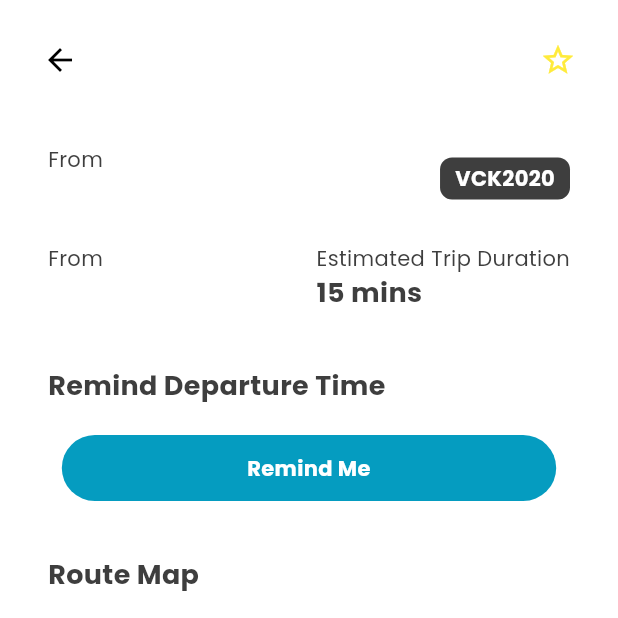
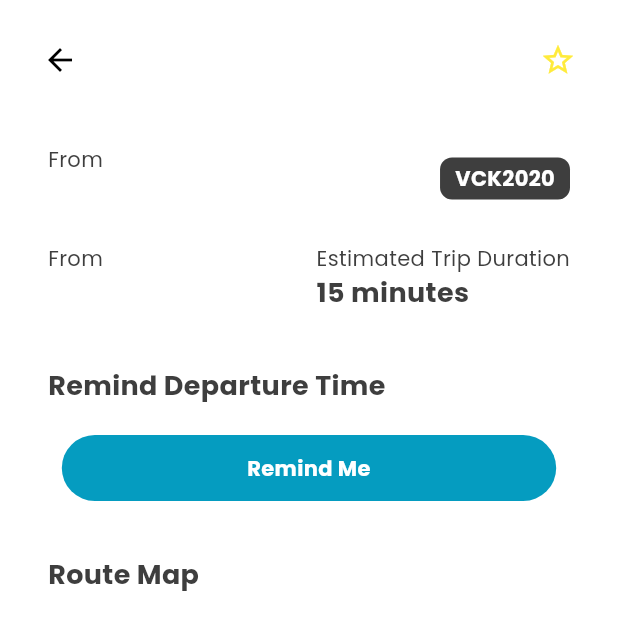
Before and after one commit to UoN-Computer-Science-Society/Nott-A-Student, a Flutter app: the RouteDetailsPage screen opened directly with empty values, on a phone screen of 412 x 824 dp, the top half of it. Run offline on Flutter 3.47's test engine with Material 3 defaults, Android fonts, the phone set to English and light mode, and no system bars; our stand-ins replace appwrite, bloc, dio, easy_stepper, equatable, flutter_bloc and 8 more; missing offline and left inert: is_first_run; accounts and stored records are empty; project files that could hold a hidden picture were left out.

Commit message:
added some photo to location, added estimated trip duration

```diff
--- a/lib/src/features/bus/data/data source/retrieveTimetable.dart
+++ b/lib/src/features/bus/data/data source/retrieveTimetable.dart
@@ -180,7 +180,7 @@ String filterTime(String input) {
     return '$time $amPm'; // Concatenate the parts with a space
   } else {
     // If no match is found, return an empty string or handle it as needed
-    return '';
+    return 'No Bus';
   }
 }
 
@@ -256,3 +256,54 @@ int getRouteIndex(String route) {
   }
   return num;
 }
+
+int getEstimateTripDuration(String route) {
+  int num = 15;
+  switch (route) {
+    case 'KTM to Campus':
+      num = 30;
+      break;
+    case 'Campus to KTM':
+      num = 30;
+      break;
+    case 'Campus to TTS':
+      num = 10;
+      break;
+    case 'TTS to Campus':
+      num = 10;
+      break;
+    case 'Campus to TBS':
+      num = 40;
+      break;
+    case 'TBS to Campus':
+      num = 40;
+      break;
+    case 'Campus to Mosque':
+      num = 15;
+      break;
+    case 'Mosque to Campus':
+      num = 15;
+      break;
+    case 'LOTUS to Campus':
+      num = 15;
+      break;
+    case 'Campus to LOTUS':
+      num = 15;
+      break;
+    case 'KLTC to Campus ':
+      num = 50;
+      break;
+    case 'Campus to KLTC':
+      num = 50;
+      break;
+    case 'Campus to IOI City Mall Putrajaya':
+      num = 30;
+      break;
+    case 'IOI City Mall Putrajaya to Campus':
+      num = 30;
+      break;
+    default:
+      print("fail");
+  }
+  return num;
+}
--- a/lib/src/features/bus/presentation/views/route_details_page.dart
+++ b/lib/src/features/bus/presentation/views/route_details_page.dart
@@ -1,3 +1,4 @@
+import 'package:Nott_A_Student/src/features/bus/data/data%20source/retrieveTimetable.dart';
 import 'package:flutter/material.dart';
 import 'package:flutter_bloc/flutter_bloc.dart';
 import 'package:gap/gap.dart';
@@ -5,6 +6,7 @@ import 'package:Nott_A_Student/src/features/bus/data/data%20source/local/favouri
 import 'package:Nott_A_Student/src/features/bus/presentation/cubit/location_cubit.dart';
 import 'package:Nott_A_Student/src/features/bus/presentation/widgets/bus_homepage/favouriteRouteCard/favouriteBusCarddetails.dart';
 import 'package:Nott_A_Student/src/presentation/widget/nav-bar.dart';
+import 'package:webview_flutter/webview_flutter.dart';
 
 class RouteDetailsPage extends StatefulWidget {
   final List<String> timetableData;
@@ -23,6 +25,7 @@ class RouteDetailsPage extends StatefulWidget {
 
 class _RouteDetailsPageState extends State<RouteDetailsPage> {
   bool routeExists = false;
+  int duration = 0;
 
   @override
   void initState() {
@@ -35,16 +38,15 @@ class _RouteDetailsPageState extends State<RouteDetailsPage> {
     bool exists = await checkIsRouteExists(route);
     setState(() {
       routeExists = exists;
+      duration = getEstimateTripDuration(route);
     });
   }
 
   Future<void> _updateIcons() async {
-     String route = '${widget.departure} to ${widget.destination}';
+    String route = '${widget.departure} to ${widget.destination}';
     setState(() {
       // Assuming addToFavourite returns a Future<void>
-      context
-          .read<LocationCubit>()
-          .addOrRemoveFavourite(route);
+      context.read<LocationCubit>().addOrRemoveFavourite(route);
       routeExists = !routeExists;
     });
   }
@@ -136,10 +138,10 @@ class _RouteDetailsPageState extends State<RouteDetailsPage> {
                       ),
                     ],
                   ),
-                  const Column(
+                  Column(
                     crossAxisAlignment: CrossAxisAlignment.start,
                     children: [
-                      Text(
+                      const Text(
                         "Estimated Trip Duration",
                         style: TextStyle(
                           color: Color(0xFF3E3E3E),
@@ -148,8 +150,8 @@ class _RouteDetailsPageState extends State<RouteDetailsPage> {
                         ),
                       ),
                       Text(
-                        "15 mins",
-                        style: TextStyle(
+                        '${duration.toString()} minutes',
+                        style: const TextStyle(
                           color: Color(0xFF3E3E3E),
                           fontSize: 18,
                           fontWeight: FontWeight.bold,
```
Also changed, not shown: lib/src/utils/constants/location.json (+41 -40 lines), pubspec.yaml (+8 -0 lines), lib/src/utils/resources/bus_image/ecohill1.jpeg (added), lib/src/utils/resources/bus_image/ioi1.jpeg (added), lib/src/utils/resources/bus_image/kltc1.jpeg (added), lib/src/utils/resources/bus_image/ktm1.jpeg (added), lib/src/utils/resources/bus_image/lotus1.jpeg (added), lib/src/utils/resources/bus_image/tbs1.jpeg (added), lib/src/utils/resources/bus_image/tbs2.jpeg (added), pubspec.lock.
